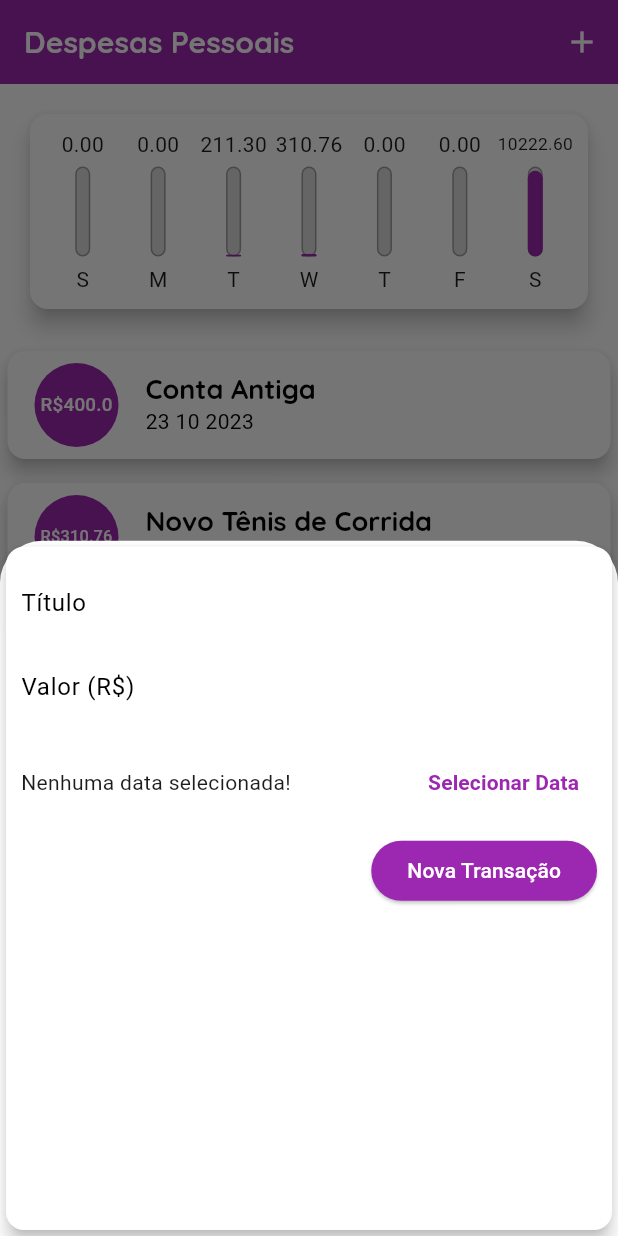
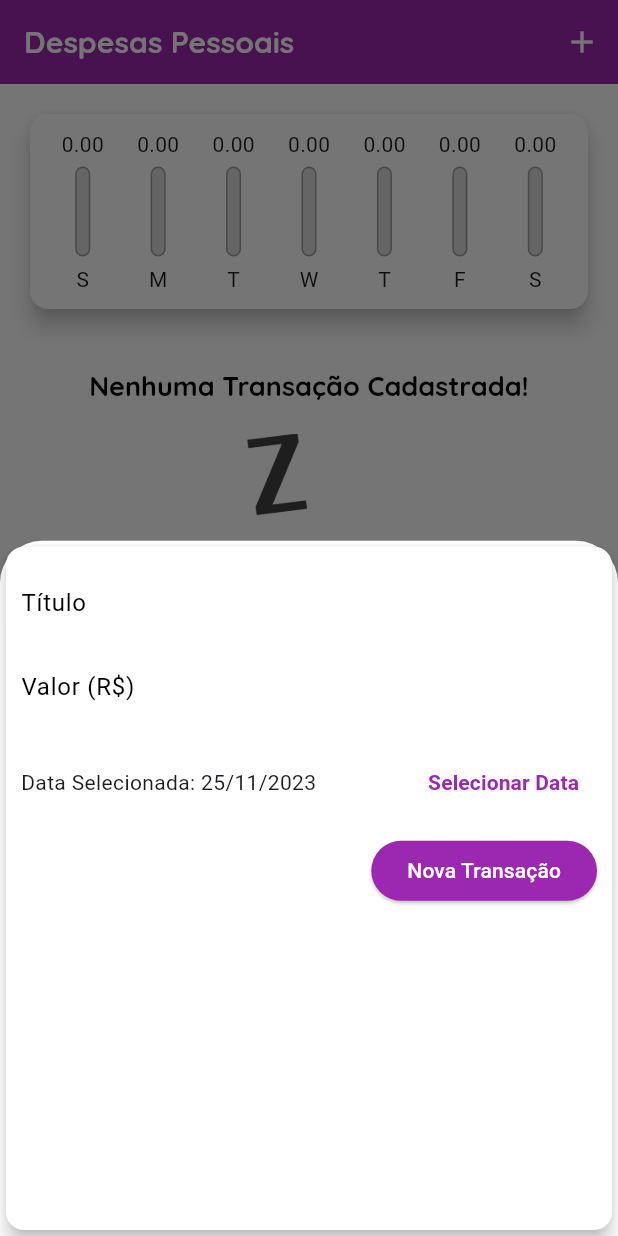
Before and after one commit to GoedertDalmolin/expenses, a Flutter app: the screen it shows after launch, after a tap on the "add" icon, on a phone screen of 412 x 824 dp. Run offline on Flutter 3.47's test engine with Material 3 defaults, Android fonts, the phone set to English and light mode, and no system bars; our stand-ins replace google_fonts.

```diff
--- a/lib/components/chart.dart
+++ b/lib/components/chart.dart
@@ -52,7 +52,7 @@ class Chart extends StatelessWidget {
               child: ChartBar(
                 label: tr['day'] as String,
                 value: tr['value'] as double,
-                percentage: (tr['value'] as double) / _weekTotalValue,
+                percentage: _weekTotalValue == 0 ? 0 : (tr['value'] as double) / _weekTotalValue,
               ),
             );
           }).toList(),
--- a/lib/components/transaction_form.dart
+++ b/lib/components/transaction_form.dart
@@ -4,7 +4,7 @@ import 'package:intl/intl.dart';
 class TransactionForm extends StatefulWidget {
   const TransactionForm({required this.onSubmit, super.key});
 
-  final Function(String, double) onSubmit;
+  final Function(String, double, DateTime) onSubmit;
 
   @override
   State<TransactionForm> createState() => _TransactionFormState();
@@ -13,7 +13,7 @@ class TransactionForm extends StatefulWidget {
 class _TransactionFormState extends State<TransactionForm> {
   final _titleController = TextEditingController();
   final _valueController = TextEditingController();
-  DateTime? _selectedDate;
+  var _selectedDate = DateTime.now();
 
   _submitForm() {
     final title = _titleController.text;
@@ -23,7 +23,7 @@ class _TransactionFormState extends State<TransactionForm> {
       return;
     }
 
-    widget.onSubmit(title, value);
+    widget.onSubmit(title, value, _selectedDate);
   }
 
   _showDatePicker() async {
@@ -61,14 +61,15 @@ class _TransactionFormState extends State<TransactionForm> {
                 _submitForm();
               },
             ),
-            Container(
+            SizedBox(
               height: 70,
               child: Row(
                 children: [
                   Expanded(
-                      child: Text(
-                    _selectedDate == null ? "Nenhuma data selecionada!" : "Data Selecionada: ${DateFormat('dd/MM/y').format(_selectedDate!)}",
-                  )),
+                    child: Text(
+                      "Data Selecionada: ${DateFormat('dd/MM/y').format(_selectedDate)}",
+                    ),
+                  ),
                   TextButton(
                     onPressed: _showDatePicker,
                     child: Text(
@@ -87,14 +88,14 @@ class _TransactionFormState extends State<TransactionForm> {
               children: [
                 ElevatedButton(
                   onPressed: _submitForm,
-                  child: Text(
+                  style: ButtonStyle(
+                    backgroundColor: MaterialStateProperty.all(Theme.of(context).colorScheme.primary),
+                  ),
+                  child: const Text(
                     'Nova Transação',
                     style: TextStyle(
                       color: Colors.white,
                     ),
-                  ),
-                  style: ButtonStyle(
-                    backgroundColor: MaterialStateProperty.all(Theme.of(context).colorScheme.primary),
                   ),
                 ),
               ],
--- a/lib/components/transaction_list.dart
+++ b/lib/components/transaction_list.dart
@@ -54,7 +54,7 @@ class TransactionList extends StatelessWidget {
                       transactions[index].title,
                       style: Theme.of(context).textTheme.titleLarge,
                     ),
-                    subtitle: Text(DateFormat('d MM y').format(transactions[index].date)),
+                    subtitle: Text(DateFormat('dd/MM/y').format(transactions[index].date)),
                   ),
                 );
               },
--- a/lib/main.dart
+++ b/lib/main.dart
@@ -18,12 +18,10 @@ class ExpensesApp extends StatelessWidget {
       home: const MyHomePage(),
       theme: ThemeData(
         useMaterial3: true,
-        cardTheme: CardTheme(
+        cardTheme: const CardTheme(
           surfaceTintColor: Colors.white,
         ),
-        datePickerTheme: DatePickerThemeData(
-          surfaceTintColor: Colors.white
-        ),
+        datePickerTheme: const DatePickerThemeData(surfaceTintColor: Colors.white),
         fontFamily: GoogleFonts.getFont('Quicksand').fontFamily,
         colorScheme: ColorScheme.fromSwatch(
           primarySwatch: Colors.purple,
@@ -31,7 +29,7 @@ class ExpensesApp extends StatelessWidget {
           backgroundColor: Colors.white,
           cardColor: Colors.white,
         ),
-        bottomSheetTheme: BottomSheetThemeData(
+        bottomSheetTheme: const BottomSheetThemeData(
           backgroundColor: Colors.white,
         ),
         textTheme: ThemeData.light().textTheme.copyWith(
@@ -63,36 +61,36 @@ class MyHomePage extends StatefulWidget {
 
 class _MyHomePageState extends State<MyHomePage> {
   final _transactions = <Transaction>[
-    Transaction(
-      id: 't0',
-      title: 'Conta Antiga',
-      value: 400,
-      date: DateTime.now().subtract(const Duration(days: 33)),
-    ),
-    Transaction(
-      id: 't1',
-      title: 'Novo Tênis de Corrida',
-      value: 310.76,
-      date: DateTime.now().subtract(const Duration(days: 3)),
-    ),
-    Transaction(
-      id: 't2',
-      title: 'Conta de luz',
-      value: 211.30,
-      date: DateTime.now().subtract(const Duration(days: 4)),
-    ),
-    Transaction(
-      id: 't3',
-      title: 'Cartão de Crédito',
-      value: 10211.30,
-      date: DateTime.now(),
-    ),
-    Transaction(
-      id: 't4',
-      title: 'Lanche',
-      value: 11.30,
-      date: DateTime.now(),
-    ),
+    // Transaction(
+    //   id: 't0',
+    //   title: 'Conta Antiga',
+    //   value: 400,
+    //   date: DateTime.now().subtract(const Duration(days: 33)),
+    // ),
+    // Transaction(
+    //   id: 't1',
+    //   title: 'Novo Tênis de Corrida',
+    //   value: 310.76,
+    //   date: DateTime.now().subtract(const Duration(days: 3)),
+    // ),
+    // Transaction(
+    //   id: 't2',
+    //   title: 'Conta de luz',
+    //   value: 211.30,
+    //   date: DateTime.now().subtract(const Duration(days: 4)),
+    // ),
+    // Transaction(
+    //   id: 't3',
+    //   title: 'Cartão de Crédito',
+    //   value: 10211.30,
+    //   date: DateTime.now(),
+    // ),
+    // Transaction(
+    //   id: 't4',
+    //   title: 'Lanche',
+    //   value: 11.30,
+    //   date: DateTime.now(),
+    // ),
   ];
 
   List<Transaction> get _recentTransactions {
@@ -109,12 +107,12 @@ class _MyHomePageState extends State<MyHomePage> {
         });
   }
 
-  _addTransaction(String title, double value) {
+  _addTransaction(String title, double value, DateTime date) {
     final newTransaction = Transaction(
       id: Random().nextDouble().toString(),
       title: title,
       value: value,
-      date: DateTime.now(),
+      date: date,
     );
 
     setState(() {
```
Also changed, not shown: lib/models/transaction.dart (line endings or trailing spaces).
